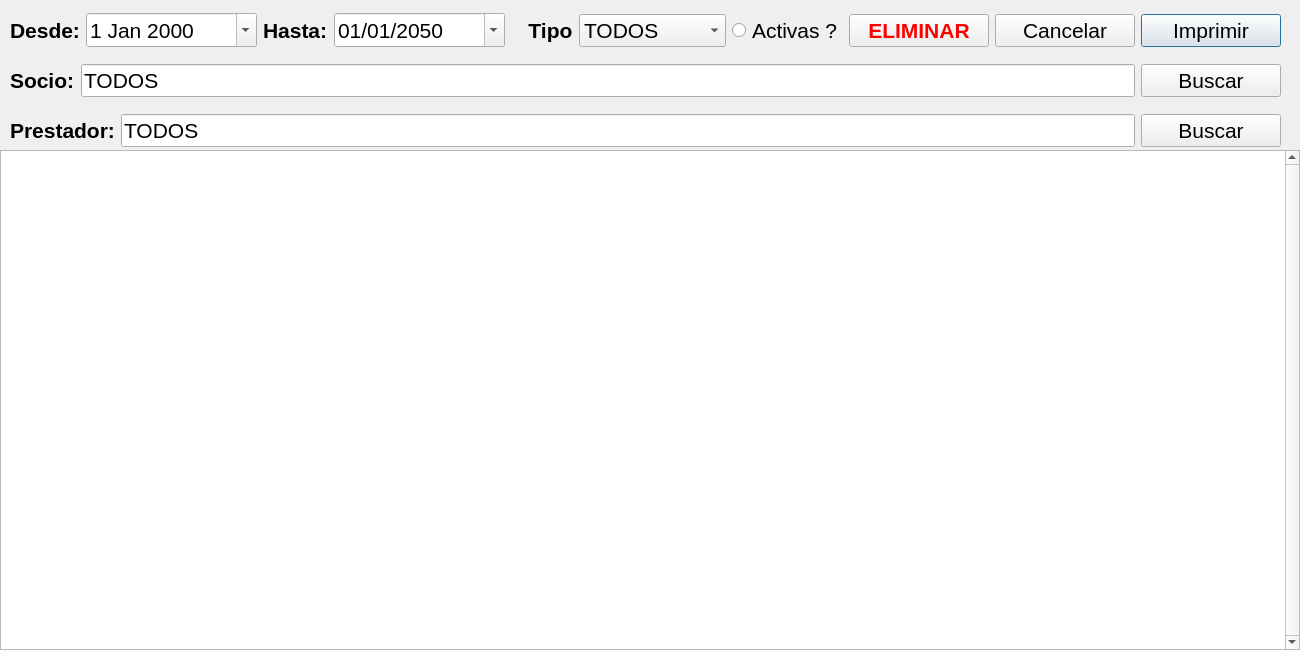
First picture: the form in comprabuscar.ui, repository agustingabiola/mutCam, before the edit.
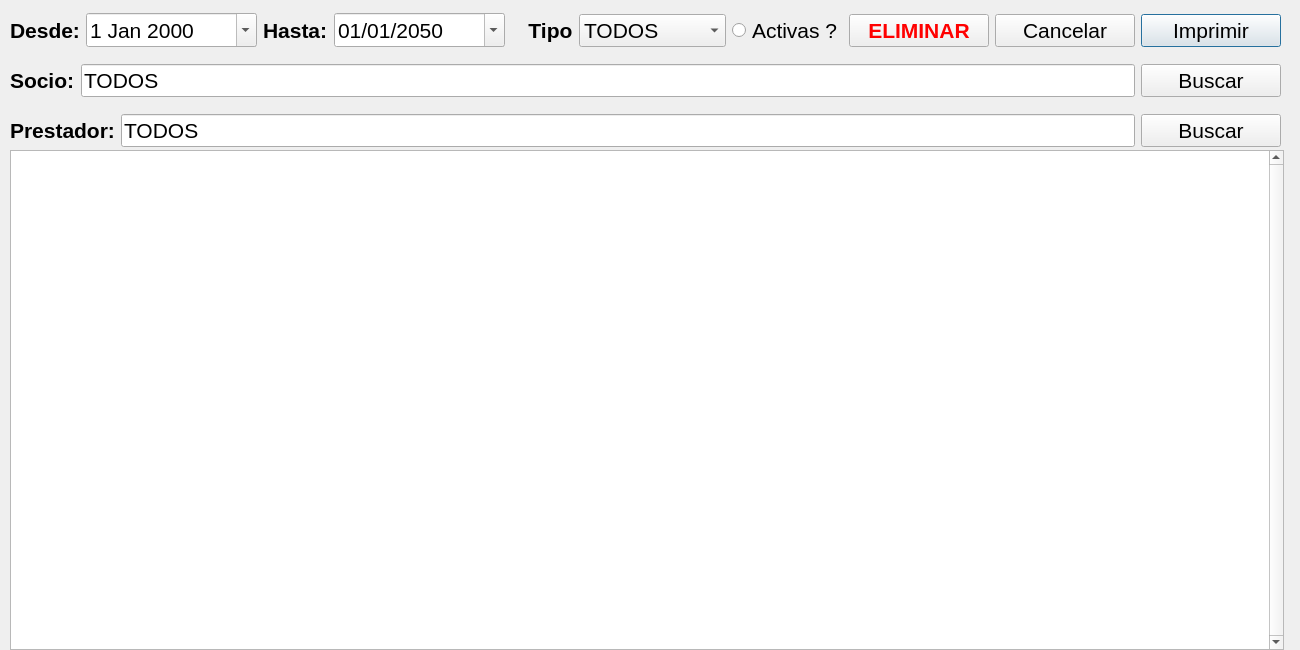
Second picture: the form after the edit. Icons and pictures are not drawn.

Diff of the .ui file:
```diff
--- a/comprabuscar.ui
+++ b/comprabuscar.ui
@@ -62,9 +62,9 @@
   <widget class="QTableView" name="tableView">
    <property name="geometry">
     <rect>
-     <x>0</x>
+     <x>10</x>
      <y>150</y>
-     <width>1300</width>
+     <width>1274</width>
      <height>500</height>
     </rect>
    </property>
@@ -76,7 +76,7 @@
    </property>
    <property name="minimumSize">
     <size>
-     <width>1300</width>
+     <width>1250</width>
      <height>500</height>
     </size>
    </property>
```
